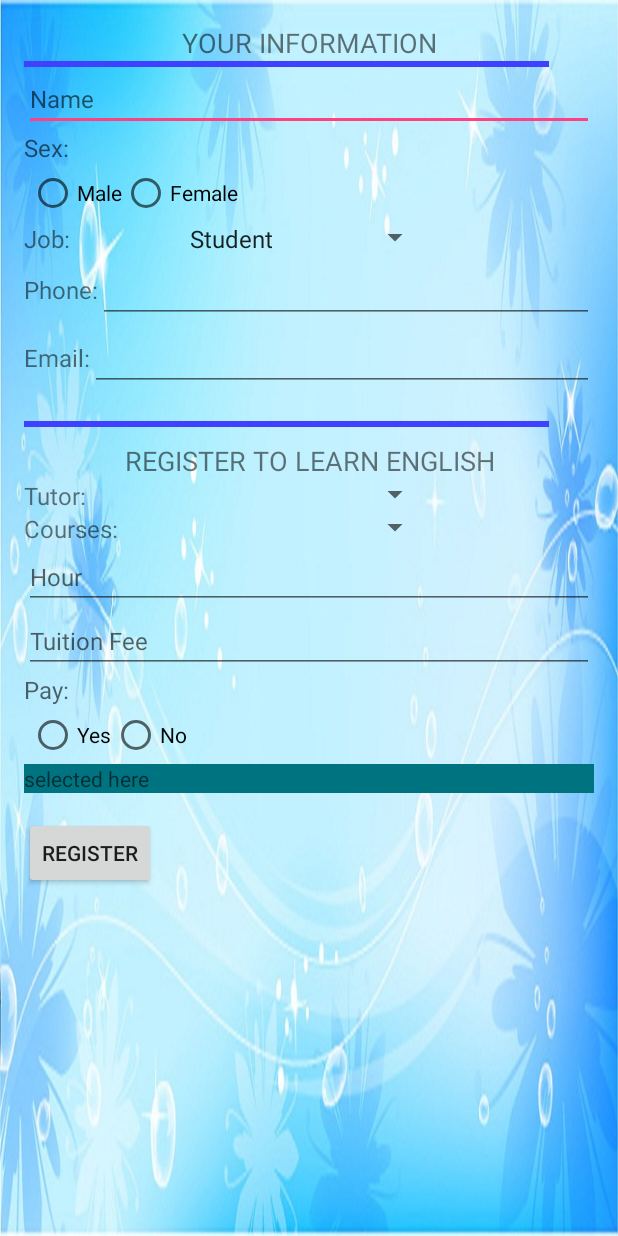
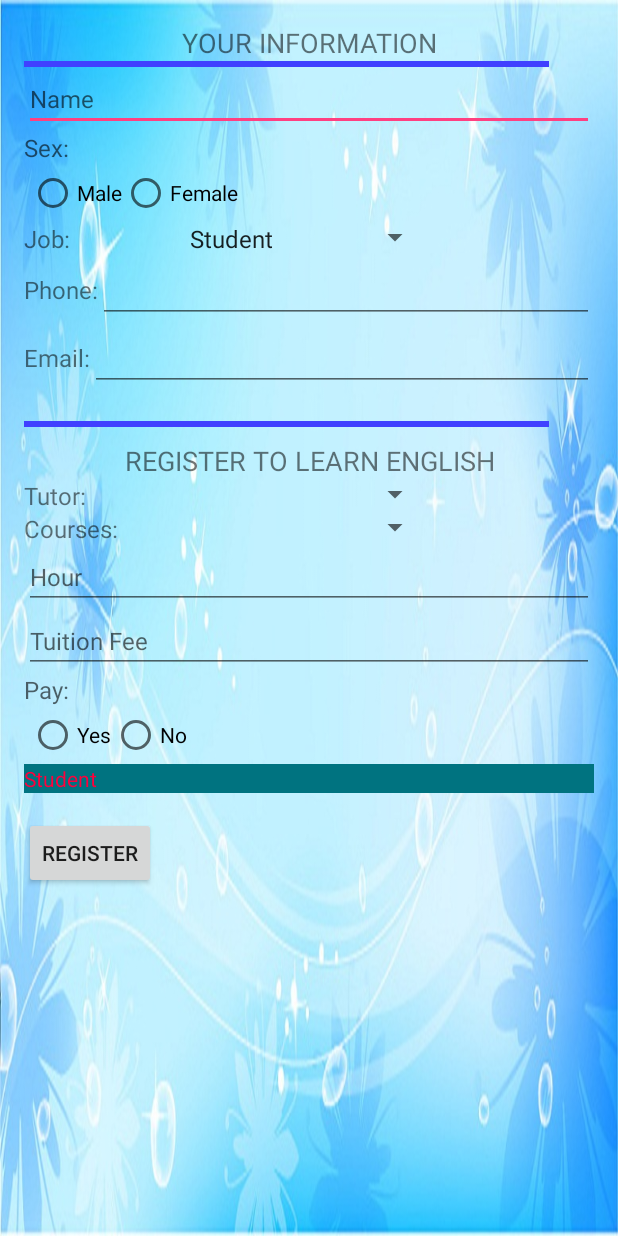
Before and after one commit to trantrungnt/Final_Project, an Android app: the screen it shows after launch (MainActivity), after a tap on "REGISTER", on a phone screen of 412 x 824 dp. Run offline under Robolectric (Android 15) with nearby library versions, the phone set to English and light mode, and no system bars.

Commit message:
(temp) demo get values from spinner job to selection (TextView)

```diff
--- a/Final-Project/app/src/main/java/academy/android/vietnam/trungnt/learningenglish/MainActivity.java
+++ b/Final-Project/app/src/main/java/academy/android/vietnam/trungnt/learningenglish/MainActivity.java
@@ -13,7 +13,7 @@ import android.widget.Toast;
 public class MainActivity extends AppCompatActivity {
     private Spinner spn_jobs, spn_tutors, spn_courses;
     private Button btnRegister;
-    TextView selection;
+    private TextView txtTemp;
 
     @Override
     protected void onCreate(Bundle savedInstanceState) {
@@ -34,16 +34,12 @@ public class MainActivity extends AppCompatActivity {
 
         spn_jobs = (Spinner) findViewById(R.id.spn_job);
         btnRegister = (Button) findViewById(R.id.btnRegister);
+        txtTemp = (TextView) findViewById(R.id.selection);
 
         btnRegister.setOnClickListener(new OnClickListener() {
-
             @Override
             public void onClick(View v) {
-                Toast.makeText(MainActivity.this,
-                        "OnClickListener : " +
-                                "\nSpinner job : "+ String.valueOf(spn_jobs.getSelectedItem()),
-
-                        Toast.LENGTH_SHORT).show();
+                txtTemp.setText(String.valueOf(spn_jobs.getSelectedItem()));
             }
         });
     }
```
